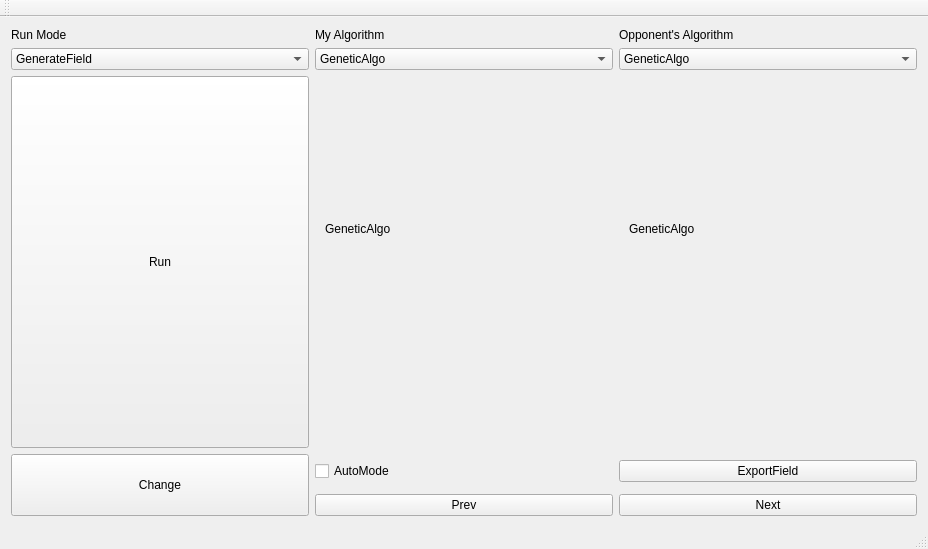
Qt form Mejirodai/mejirodai.ui (tnct-spc/procon2018-comp) before a commit.
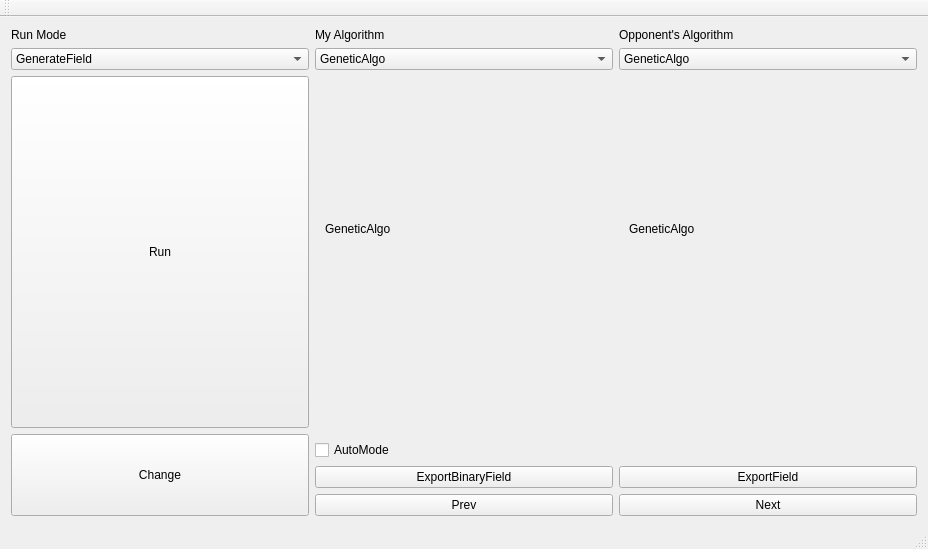
The same form after that commit.

Commit message: [fix]ExportBinaryFieldを復活させた

Diff of the .ui file:
```diff
--- a/Mejirodai/mejirodai.ui
+++ b/Mejirodai/mejirodai.ui
@@ -108,13 +108,6 @@
       </property>
      </widget>
     </item>
-    <item row="10" column="2">
-     <widget class="QPushButton" name="exportField">
-      <property name="text">
-       <string>ExportField</string>
-      </property>
-     </widget>
-    </item>
     <item row="0" column="2">
      <widget class="QLabel" name="label_2">
       <property name="sizePolicy">
@@ -353,6 +346,20 @@
       </property>
      </widget>
     </item>
+    <item row="11" column="1">
+     <widget class="QPushButton" name="ExportFieldBinary">
+      <property name="text">
+       <string>ExportBinaryField</string>
+      </property>
+     </widget>
+    </item>
+    <item row="11" column="2">
+     <widget class="QPushButton" name="exportField">
+      <property name="text">
+       <string>ExportField</string>
+      </property>
+     </widget>
+    </item>
    </layout>
   </widget>
   <widget class="QMenuBar" name="menuBar">
```
Left out of the diff: 2 changed lines with no effect on the pictures. The commit also changes 1 other file.
